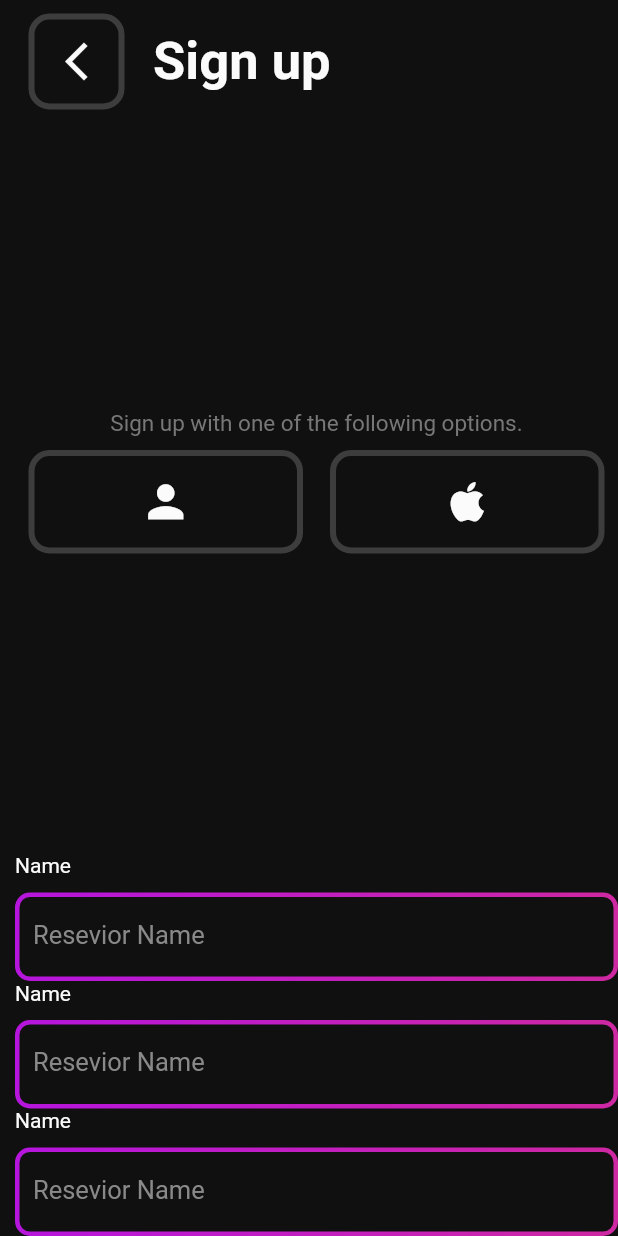
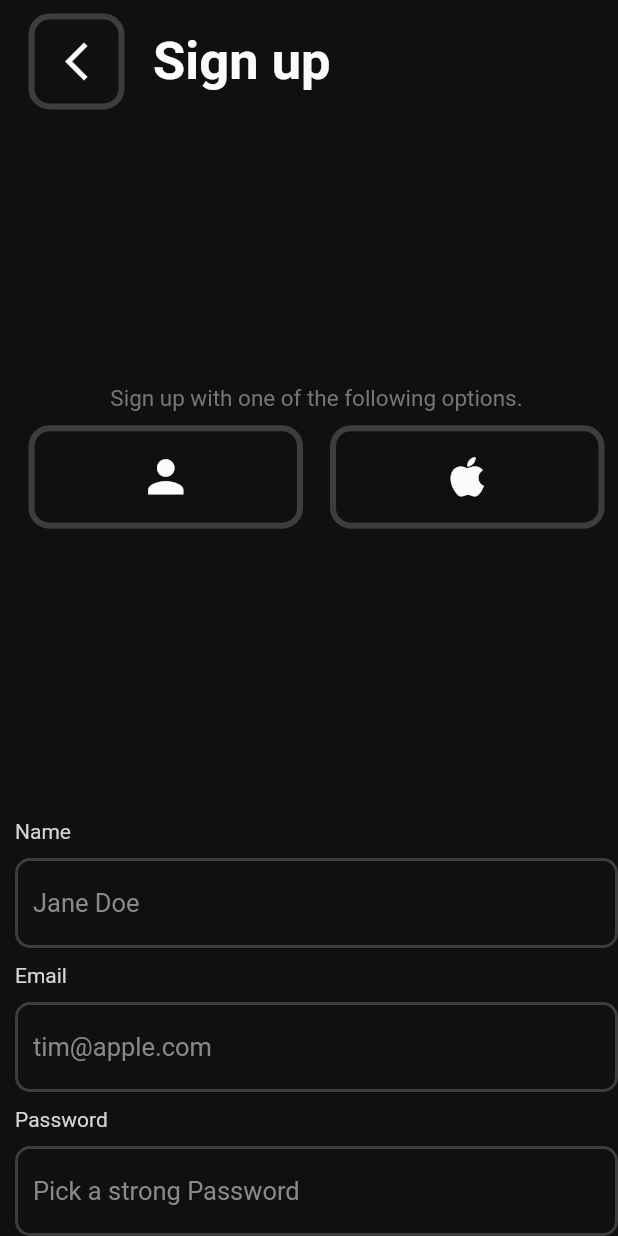
Before and after one commit to john-muinde/notes-app-dribble, a Flutter app: the screen it shows after launch, on a phone screen of 412 x 824 dp. Run offline on Flutter 3.47's test engine with Material 2 defaults, Android fonts, the phone set to English and light mode, and no system bars; our stand-ins replace gradient_borders.

Commit message:
refactored into the mvc structure

```diff
--- a/lib/main.dart
+++ b/lib/main.dart
@@ -3,7 +3,10 @@ import 'dart:ui';
 import 'package:flutter/material.dart';
 import 'package:gradient_borders/gradient_borders.dart';
 
-import 'constants.dart';
+import 'models/constants.dart';
+import 'views/components/boxContainer.dart';
+import 'views/components/components.dart';
+import 'views/components/textField.dart';
 
 void main() {
   runApp(const MyApp());
@@ -47,10 +50,10 @@ class MyHomePage extends StatelessWidget {
             children: [
               Row(
                 children: [
-                  boxContainer(
+                  BoxContainer(
                     child: GestureDetector(
                       onTap: () {},
-                      child: Icon(
+                      child: const Icon(
                         Icons.arrow_back_ios_new_outlined,
                         color: Constants.primaryWhite,
                         size: 30,
@@ -79,10 +82,10 @@ class MyHomePage extends StatelessWidget {
                   Row(
                     mainAxisSize: MainAxisSize.max,
                     children: const [
-                      signUpIconsContainer(
+                      SignUpIconsContainer(
                         child: Icons.person,
                       ),
-                      signUpIconsContainer(
+                      SignUpIconsContainer(
                         child: Icons.apple_rounded,
                       )
                     ],
@@ -91,9 +94,18 @@ class MyHomePage extends StatelessWidget {
               ),
               Column(
                 children: [
-                  textFieldWidget(label: 'Name'),
-                  textFieldWidget(label: 'Name'),
-                  textFieldWidget(label: 'Name'),
+                  TextFieldWidget(
+                    label: 'Name',
+                    text: 'Jane Doe',
+                  ),
+                  TextFieldWidget(
+                    label: 'Email',
+                    text: 'tim@apple.com',
+                  ),
+                  TextFieldWidget(
+                    label: 'Password',
+                    text: 'Pick a strong Password',
+                  ),
                 ],
               )
             ],
@@ -103,97 +115,3 @@ class MyHomePage extends StatelessWidget {
     );
   }
 }
-
-class signUpIconsContainer extends StatelessWidget {
-  final child;
-  const signUpIconsContainer({
-    super.key,
-    required this.child,
-  });
-
-  @override
-  Widget build(BuildContext context) {
-    return Expanded(
-      child: boxContainer(
-          child: Icon(
-        child,
-        color: Constants.primaryWhite,
-        size: 35,
-      )),
-    );
-  }
-}
-
-class boxContainer extends StatelessWidget {
-  final Widget child;
-  final padding;
-  final margin;
-  const boxContainer(
-      {super.key,
-      required this.child,
-      this.padding = 13.0,
-      this.margin = 13.0});
-  @override
-  Widget build(BuildContext context) {
-    return Container(
-      margin: EdgeInsets.all(margin),
-      padding: EdgeInsets.all(padding),
-      decoration: BoxDecoration(
-        borderRadius: BorderRadius.circular(10),
-        border: Border.all(
-          color: Constants.boxGreyLight.withOpacity(1),
-          width: 4.0,
-          style: BorderStyle.solid,
-          strokeAlign: BorderSide.strokeAlignOutside,
-        ),
-      ),
-      child: child,
-    );
-  }
-}
-
-var linearGradient = const LinearGradient(
-  colors: [
-    Constants.buttonGradientLeft,
-    Constants.buttonGradientRight,
-  ],
-);
-
-Widget textFieldWidget({label, controller, password = false, props}) {
-  var suffixIcon = password
-      ? IconButton(
-          icon: const Icon(Icons.remove_red_eye_outlined),
-          onPressed: () {},
-        )
-      : null;
-
-  return Column(
-    mainAxisAlignment: MainAxisAlignment.spaceEvenly,
-    crossAxisAlignment: CrossAxisAlignment.start,
-    children: [
-      Text('Name',),
-      SizedBox(
-        height: 10,
-      ),
-      TextFormField(
-        decoration: InputDecoration(
-          labelText: "Resevior Name",
-          labelStyle: TextStyle(color: Constants.boxGreyLighter, fontSize: 17),
-          fillColor: Colors.white,
-          border: GradientOutlineInputBorder(
-            gradient: linearGradient,
-            width: 3,
-            borderRadius: BorderRadius.circular(10),
-          ),
-          focusedBorder: OutlineInputBorder(
-            borderSide: const BorderSide(
-              color: Colors.white,
-              width: 2.0,
-            ),
-            borderRadius: BorderRadius.circular(25.0),
-          ),
-        ),
-      ),
-    ],
-  );
-}
--- a/lib/constants.dart
+++ b/lib/models/constants.dart
@@ -1,6 +1,12 @@
 import 'package:flutter/material.dart';
 
 extension Constants on Color {
+  static const linearGradient = LinearGradient(
+    colors: [
+      Constants.buttonGradientLeft,
+      Constants.buttonGradientRight,
+    ],
+  );
   static const Color primaryWhite = Color.fromARGB(255, 251, 251, 251);
   static const Color purpleGradient = Color.fromARGB(255, 185, 0, 255);
   static const Color boxGrey = Color.fromARGB(255, 23, 23, 23);
--- /dev/null
+++ b/lib/views/components/boxContainer.dart
@@ -0,0 +1,31 @@
+import 'package:flutter/material.dart';
+
+import '../../models/constants.dart';
+
+class BoxContainer extends StatelessWidget {
+  final Widget child;
+  final padding;
+  final margin;
+  const BoxContainer(
+      {super.key,
+      required this.child,
+      this.padding = 13.0,
+      this.margin = 13.0});
+  @override
+  Widget build(BuildContext context) {
+    return Container(
+      margin: EdgeInsets.all(margin),
+      padding: EdgeInsets.all(padding),
+      decoration: BoxDecoration(
+        borderRadius: BorderRadius.circular(10),
+        border: Border.all(
+          color: Constants.boxGreyLight.withOpacity(1),
+          width: 4.0,
+          style: BorderStyle.solid,
+          strokeAlign: BorderSide.strokeAlignOutside,
+        ),
+      ),
+      child: child,
+    );
+  }
+}
--- /dev/null
+++ b/lib/views/components/components.dart
@@ -0,0 +1,24 @@
+import 'package:flutter/material.dart';
+
+import '../../models/constants.dart';
+import 'boxContainer.dart';
+
+class SignUpIconsContainer extends StatelessWidget {
+  final child;
+  const SignUpIconsContainer({
+    super.key,
+    required this.child,
+  });
+
+  @override
+  Widget build(BuildContext context) {
+    return Expanded(
+      child: BoxContainer(
+          child: Icon(
+        child,
+        color: Constants.primaryWhite,
+        size: 35,
+      )),
+    );
+  }
+}
--- /dev/null
+++ b/lib/views/components/textField.dart
@@ -0,0 +1,63 @@
+import 'package:flutter/material.dart';
+import 'package:gradient_borders/gradient_borders.dart';
+
+import '../../models/constants.dart';
+
+class TextFieldWidget extends StatelessWidget {
+  final label;
+  final text;
+  final controller;
+  final bool password;
+  TextFieldWidget({
+    required this.label,
+    required this.text,
+    this.controller,
+    this.password = false,
+  });
+  dynamic get suffixIcon {
+    return password
+        ? IconButton(
+            icon: const Icon(Icons.remove_red_eye_outlined),
+            onPressed: () {},
+          )
+        : null;
+  }
+
+  Widget build(BuildContext context) {
+    return Container(
+      margin: EdgeInsets.only(top: 10),
+      child: Column(
+        mainAxisAlignment: MainAxisAlignment.spaceAround,
+        crossAxisAlignment: CrossAxisAlignment.start,
+        children: [
+          Text(
+            label,
+            style: const TextStyle(color: Constants.mainText),
+          ),
+          const SizedBox(
+            height: 10,
+          ),
+          TextFormField(
+            decoration: InputDecoration(
+              hintText: text,
+              hintStyle: const TextStyle(
+                  color: Constants.boxGreyLighter, fontSize: 17),
+              focusedBorder: GradientOutlineInputBorder(
+                gradient: Constants.linearGradient,
+                width: 3,
+                borderRadius: BorderRadius.circular(10),
+              ),
+              enabledBorder: OutlineInputBorder(
+                borderSide: const BorderSide(
+                  color: Constants.boxGreyLight,
+                  width: 2.0,
+                ),
+                borderRadius: BorderRadius.circular(10.0),
+              ),
+            ),
+          ),
+        ],
+      ),
+    );
+  }
+}
```
